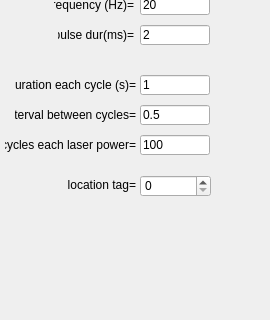
Above: src/foraging_gui/OpticalTagging.ui from AllenNeuralDynamics/dynamic-foraging-task before the change; both pictures show x 0 to 270 and y 255 to 575 of the 270 by 575 pixel window. Below: the same form after it.
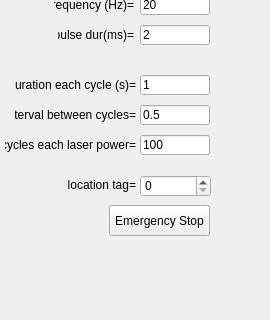
That is the form after the change.

Commit message: adding emergency stop

Diff of the .ui file:
```diff
--- a/src/foraging_gui/OpticalTagging.ui
+++ b/src/foraging_gui/OpticalTagging.ui
@@ -679,7 +679,7 @@
    <property name="geometry">
     <rect>
      <x>30</x>
-     <y>500</y>
+     <y>520</y>
      <width>191</width>
      <height>20</height>
     </rect>
@@ -700,6 +700,19 @@
     <set>Qt::AlignCenter</set>
    </property>
   </widget>
+  <widget class="QPushButton" name="EmergencyStop">
+   <property name="geometry">
+    <rect>
+     <x>109</x>
+     <y>460</y>
+     <width>101</width>
+     <height>31</height>
+    </rect>
+   </property>
+   <property name="text">
+    <string>Emergency Stop</string>
+   </property>
+  </widget>
  </widget>
  <resources/>
  <connections/>
```
